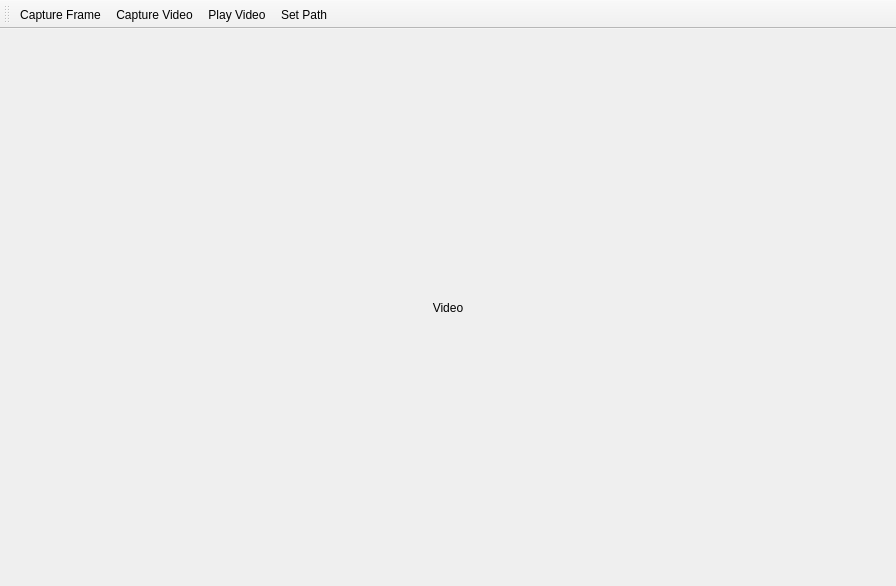
Qt form mainwindow.ui (Nachos-mic/Aplikacja_Strumienie_Wideo) before a commit.
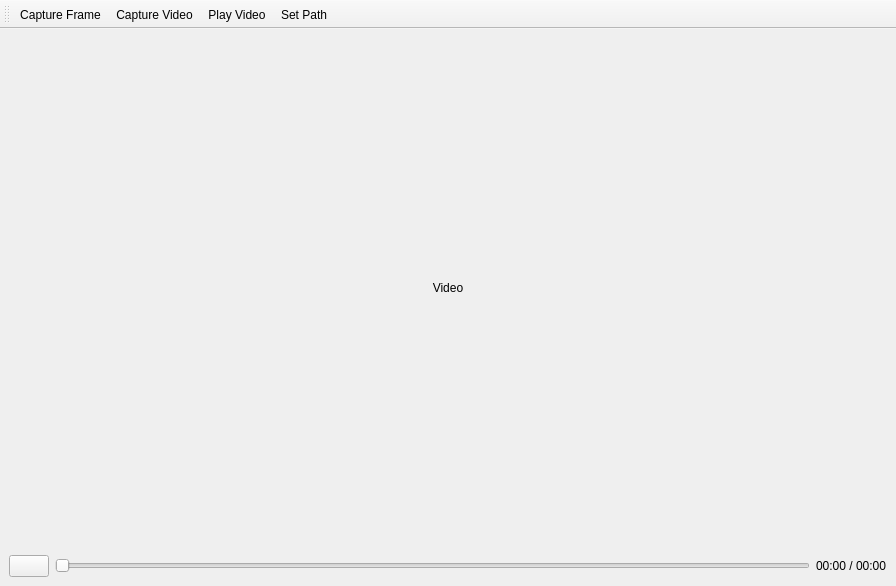
The same form after that commit. Icons and pictures are not drawn.

Commit message: Zmiany w GUI, dodanie stylesheet, dodanie kontrolekt do wideo

Patch:
```diff
--- a/mainwindow.ui
+++ b/mainwindow.ui
@@ -49,6 +49,48 @@
       </property>
      </widget>
     </item>
+    <item>
+     <widget class="QWidget" name="videoPlayerWidget" native="true">
+      <layout class="QHBoxLayout" name="horizontalLayout">
+       <property name="spacing">
+        <number>6</number>
+       </property>
+       <property name="leftMargin">
+        <number>9</number>
+       </property>
+       <property name="topMargin">
+        <number>9</number>
+       </property>
+       <property name="rightMargin">
+        <number>9</number>
+       </property>
+       <property name="bottomMargin">
+        <number>9</number>
+       </property>
+       <item>
+        <widget class="QPushButton" name="playPauseButton">
+         <property name="text">
+          <string/>
+         </property>
+        </widget>
+       </item>
+       <item>
+        <widget class="QSlider" name="videoSlider">
+         <property name="orientation">
+          <enum>Qt::Horizontal</enum>
+         </property>
+        </widget>
+       </item>
+       <item>
+        <widget class="QLabel" name="timeLabel">
+         <property name="text">
+          <string>00:00 / 00:00</string>
+         </property>
+        </widget>
+       </item>
+      </layout>
+     </widget>
+    </item>
    </layout>
   </widget>
   <widget class="QToolBar" name="toolBar">
```
The commit also changes 7 other files.
